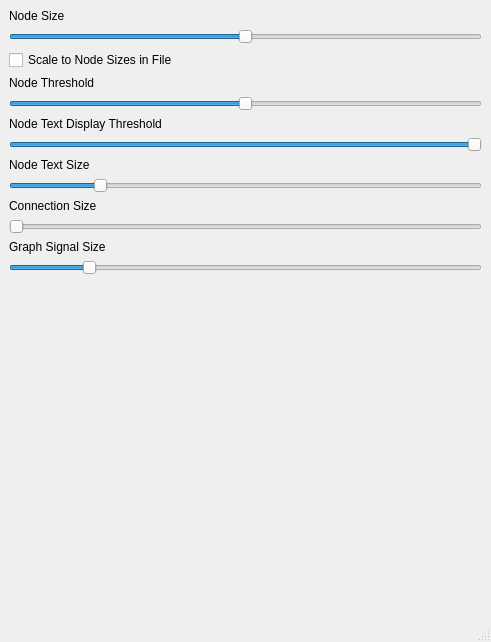
This is networksettings.ui in Namr/Connected as Qt 5 draws it before an edit. The edited form follows.
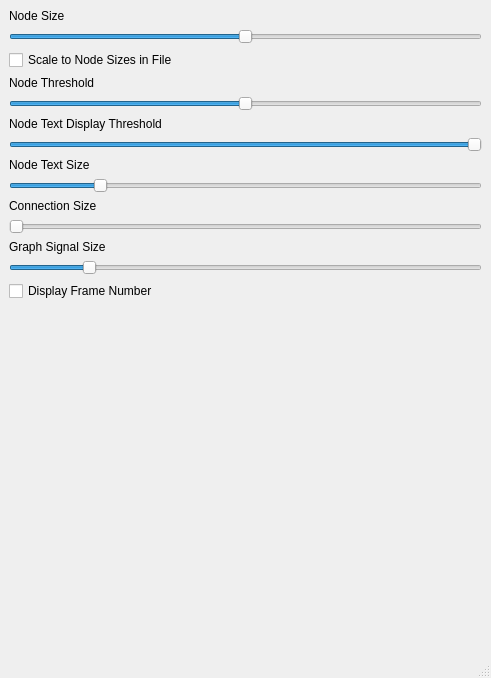
This is the edited form.

Commit message: Added settings option to control frame display

```diff
--- a/networksettings.ui
+++ b/networksettings.ui
@@ -7,7 +7,7 @@
     <x>0</x>
     <y>0</y>
     <width>491</width>
-    <height>642</height>
+    <height>678</height>
    </rect>
   </property>
   <property name="windowTitle">
@@ -150,6 +150,13 @@
         </property>
        </widget>
       </item>
+      <item>
+       <widget class="QCheckBox" name="checkBox_2">
+        <property name="text">
+         <string>Display Frame Number</string>
+        </property>
+       </widget>
+      </item>
       <item>
        <spacer name="verticalSpacer">
         <property name="orientation">
```
Left out of the diff: 2 changed lines with no effect on the pictures. The commit also changes 6 other files.
